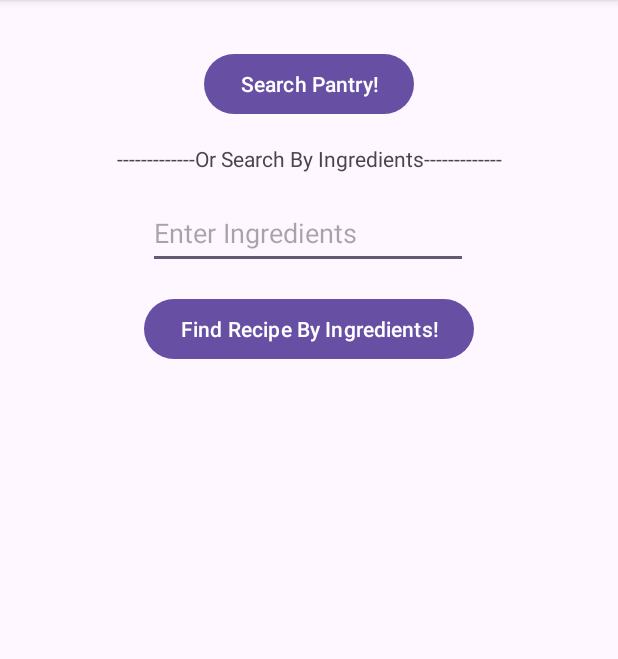
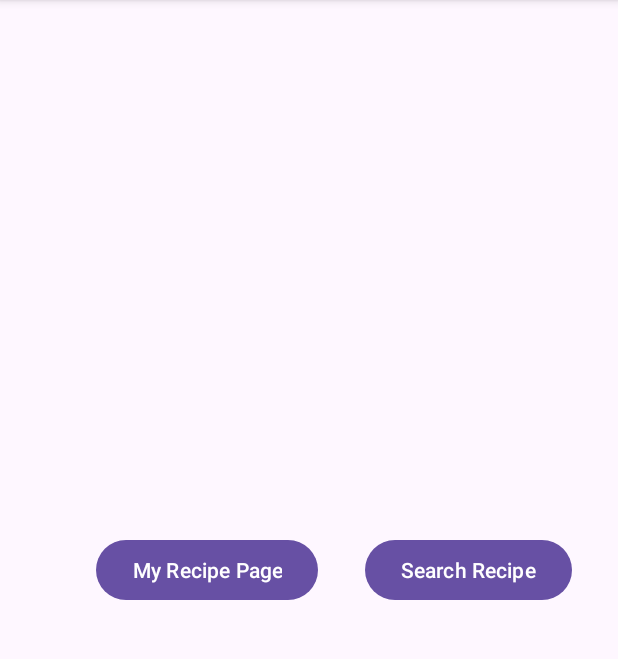
Before and after one commit to tlyrag/F23_3175_G10_WhataFridge, an Android app: the screen it shows after launch (SearchRecipeActivity before the commit, HomePageActivity after it), after a tap on "Proceed without Login", on a phone screen of 412 x 824 dp, the part 96-755 px from its top. Run offline under Robolectric (Android 15) with nearby library versions, the phone set to English and light mode, and no system bars.

Commit message:
Adding My Recipe Layout and Controller

```diff
--- /dev/null
+++ b/WhatAFridge/app/src/main/java/com/douglas/whatafridge/Views/HomePageActivity.java
@@ -0,0 +1,34 @@
+package com.douglas.whatafridge.Views;
+
+import android.content.Intent;
+import android.os.Bundle;
+import android.widget.Button;
+
+import com.douglas.whatafridge.R;
+
+public class HomePageActivity extends WTFemplate {
+    Button btnMyRecipe;
+    Button btnSearchRecipe;
+    @Override
+    protected void onCreate(Bundle savedInstanceState) {
+        super.onCreate(savedInstanceState);
+        setContentView(R.layout.activity_home_page);
+        getItemViews();
+
+        btnSearchRecipe.setOnClickListener(view -> {
+            Intent newIntent = new Intent(this, SearchRecipeActivity.class);
+            startActivity(newIntent);
+        });
+
+        btnMyRecipe.setOnClickListener(view -> {
+            Intent newIntent = new Intent(this, AddRecipes.class);
+            startActivity(newIntent);
+        });
+    }
+
+    public void getItemViews() {
+        btnMyRecipe = findViewById(R.id.btnMyRecipe);
+        btnSearchRecipe= findViewById(R.id.btnSearchRecipe);
+    }
+
+}
--- a/WhatAFridge/app/src/main/java/com/douglas/whatafridge/Views/LoginActivity.java
+++ b/WhatAFridge/app/src/main/java/com/douglas/whatafridge/Views/LoginActivity.java
@@ -29,7 +29,7 @@ import java.nio.charset.StandardCharsets;
 import java.security.MessageDigest;
 import java.security.NoSuchAlgorithmException;
 
-public class LoginActivity extends WFTemplate {
+public class LoginActivity extends WTFemplate {
     SignInClient oneTapClient;
     BeginSignInRequest signUpRequest;
 
@@ -128,7 +128,7 @@ public class LoginActivity extends WFTemplate {
             }
         });
         btnLoginWithoutGoogle.setOnClickListener(view -> {
-            startActivity(new Intent(LoginActivity.this,SearchRecipeActivity.class));
+            startActivity(new Intent(LoginActivity.this, HomePageActivity.class));
         });
     }
 }
--- a/WhatAFridge/app/src/main/java/com/douglas/whatafridge/Views/ProfileActivity.java
+++ b/WhatAFridge/app/src/main/java/com/douglas/whatafridge/Views/ProfileActivity.java
@@ -1,12 +1,10 @@
 package com.douglas.whatafridge.Views;
-
-import androidx.appcompat.app.AppCompatActivity;
 
 import android.os.Bundle;
 
 import com.douglas.whatafridge.R;
 
-public class ProfileActivity extends WFTemplate {
+public class ProfileActivity extends WTFemplate {
 
     @Override
     protected void onCreate(Bundle savedInstanceState) {
--- a/WhatAFridge/app/src/main/java/com/douglas/whatafridge/Views/RecipeDetailActivity.java
+++ b/WhatAFridge/app/src/main/java/com/douglas/whatafridge/Views/RecipeDetailActivity.java
@@ -16,7 +16,7 @@ import com.squareup.picasso.Picasso;
 import java.util.ArrayList;
 import java.util.List;
 
-public class RecipeDetailActivity extends WFTemplate {
+public class RecipeDetailActivity extends WTFemplate {
     SpoonacularController api = new SpoonacularController();
     TextView textViewRecipeTitle;
     TextView textViewIngredientsTitle;
--- a/WhatAFridge/app/src/main/java/com/douglas/whatafridge/Views/SearchRecipeActivity.java
+++ b/WhatAFridge/app/src/main/java/com/douglas/whatafridge/Views/SearchRecipeActivity.java
@@ -20,7 +20,7 @@ import android.widget.Toast;
 import java.util.ArrayList;
 import java.util.List;
 
-public class SearchRecipeActivity extends WFTemplate {
+public class SearchRecipeActivity extends WTFemplate {
     SpoonacularController api = new SpoonacularController();
     TextView txtTitle;
     ArrayList<TextView> txtRecipes = new ArrayList<>();
--- a/WhatAFridge/app/src/main/java/com/douglas/whatafridge/Views/WFTemplate.java
+++ b/WhatAFridge/app/src/main/java/com/douglas/whatafridge/Views/WTFemplate.java
@@ -7,7 +7,7 @@ import android.os.Bundle;
 
 import com.douglas.whatafridge.R;
 
-public class WFTemplate extends AppCompatActivity {
+public class WTFemplate extends AppCompatActivity {
     public final String TAG = "WTF APP";
     @Override
     protected void onCreate(Bundle savedInstanceState) {
--- /dev/null
+++ b/WhatAFridge/app/src/main/res/layout/activity_home_page.xml
@@ -0,0 +1,28 @@
+<?xml version="1.0" encoding="utf-8"?>
+<androidx.constraintlayout.widget.ConstraintLayout xmlns:android="http://schemas.android.com/apk/res/android"
+    xmlns:app="http://schemas.android.com/apk/res-auto"
+    xmlns:tools="http://schemas.android.com/tools"
+    android:layout_width="match_parent"
+    android:layout_height="match_parent"
+    tools:context=".Views.HomePageActivity">
+
+    <Button
+        android:id="@+id/btnMyRecipe"
+        android:layout_width="wrap_content"
+        android:layout_height="wrap_content"
+        android:layout_marginStart="64dp"
+        android:text="@string/btnMyRecipe"
+        app:layout_constraintBottom_toBottomOf="parent"
+        app:layout_constraintStart_toStartOf="parent"
+        app:layout_constraintTop_toTopOf="parent" />
+
+    <Button
+        android:id="@+id/btnSearchRecipe"
+        android:layout_width="wrap_content"
+        android:layout_height="wrap_content"
+        android:text="@string/btnSearchRecipe"
+        app:layout_constraintBottom_toBottomOf="parent"
+        app:layout_constraintEnd_toEndOf="parent"
+        app:layout_constraintStart_toEndOf="@+id/btnMyRecipe"
+        app:layout_constraintTop_toTopOf="parent" />
+</androidx.constraintlayout.widget.ConstraintLayout>
--- a/WhatAFridge/app/src/main/res/layout/activity_wfridge_template.xml
+++ b/WhatAFridge/app/src/main/res/layout/activity_wfridge_template.xml
@@ -4,6 +4,6 @@
     xmlns:tools="http://schemas.android.com/tools"
     android:layout_width="match_parent"
     android:layout_height="match_parent"
-    tools:context=".Views.WFTemplate">
+    tools:context=".Views.WTFemplate">
 
 </androidx.constraintlayout.widget.ConstraintLayout>
```
Also changed, not shown: WhatAFridge/app/src/main/AndroidManifest.xml (+7 -1 lines), WhatAFridge/app/src/main/java/com/douglas/whatafridge/Controller/AddRecipeRecyclerViewController.java (added, +72 -0 lines), WhatAFridge/app/src/main/java/com/douglas/whatafridge/Views/AddRecipes.java (added, +72 -0 lines), WhatAFridge/app/src/main/res/layout/activity_my_recipe.xml (added, +102 -0 lines), WhatAFridge/app/src/main/res/layout/ingredient_adder_layout.xml (added, +23 -0 lines), WhatAFridge/app/src/main/res/values/strings.xml (+11 -0 lines).
